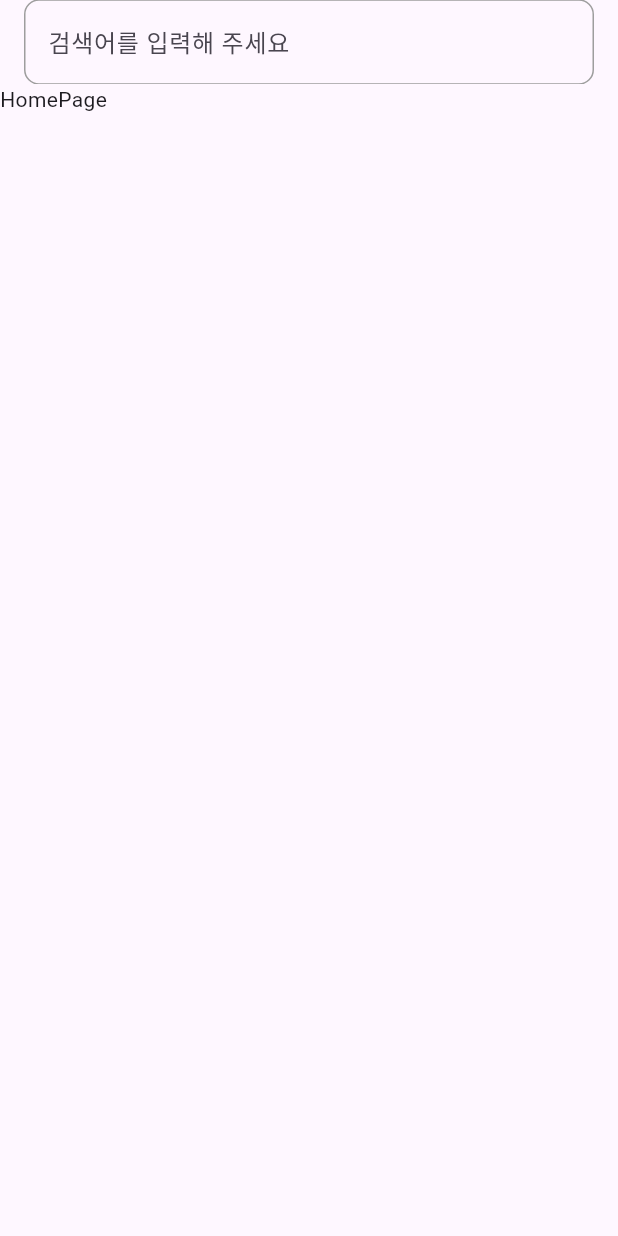
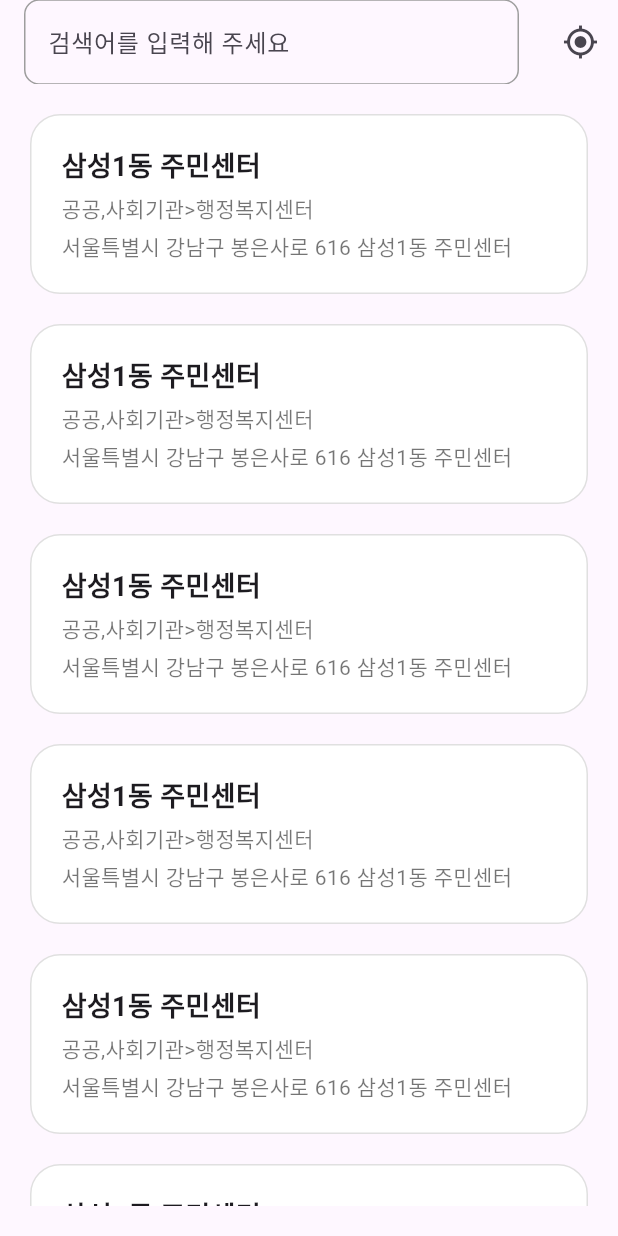
Before and after one commit to idikim/flutter_local_search_app, a Flutter app: the screen it shows after launch, on a phone screen of 412 x 824 dp. Run offline on Flutter 3.47's test engine with Material 3 defaults, Android fonts, the phone set to English and light mode, and no system bars; our stand-ins replace flutter_riverpod.

Commit message:
feat: home list view UI 구현

```diff
--- a/lib/main.dart
+++ b/lib/main.dart
@@ -12,6 +12,7 @@ class MyApp extends StatelessWidget {
   @override
   Widget build(BuildContext context) {
     return MaterialApp(
+      debugShowCheckedModeBanner: false,
       home: HomePage(),
     );
   }
--- a/lib/ui/pages/home/home_page.dart
+++ b/lib/ui/pages/home/home_page.dart
@@ -1,4 +1,5 @@
 import 'package:flutter/material.dart';
+import 'package:flutter_local_search_app/ui/pages/home/widgets/home_list_view.dart';
 
 class HomePage extends StatefulWidget {
   @override
@@ -59,8 +60,25 @@ class _HomePageState extends State<HomePage> {
               ),
             ),
           ),
+          actions: [
+            GestureDetector(
+              onTap: () {},
+              child: Container(
+                width: 50,
+                height: 50,
+                color: Colors.transparent,
+                child: Icon(Icons.gps_fixed),
+              ),
+            )
+          ],
         ),
-        body: Text('HomePage'),
+        body: Padding(
+          padding: EdgeInsets.all(20),
+          child: Column(
+            crossAxisAlignment: CrossAxisAlignment.start,
+            children: [HomeListView()],
+          ),
+        ),
       ),
     );
   }
--- /dev/null
+++ b/lib/ui/pages/home/widgets/home_list_view.dart
@@ -0,0 +1,81 @@
+import 'package:flutter/material.dart';
+import 'package:flutter_local_search_app/ui/pages/detail/detail_page.dart';
+
+class HomeListView extends StatelessWidget {
+  @override
+  Widget build(BuildContext context) {
+    return Expanded(
+      child: ListView.separated(
+        itemCount: 50,
+        separatorBuilder: (context, index) => SizedBox(
+          height: 20,
+        ),
+        itemBuilder: (context, index) {
+          return item();
+        },
+      ),
+    );
+  }
+
+  Widget item() {
+    return Builder(
+      builder: (context) {
+        return GestureDetector(
+          onTap: () {
+            Navigator.push(
+              context,
+              MaterialPageRoute(
+                builder: (context) {
+                  return DetailPage();
+                },
+              ),
+            );
+          },
+          child: SizedBox(
+            height: 120,
+            width: double.infinity,
+            child: Container(
+              width: double.infinity,
+              height: double.infinity,
+              decoration: BoxDecoration(
+                  color: Colors.white,
+                  borderRadius: BorderRadius.circular(20),
+                  border: Border.all(
+                    color: Colors.black12,
+                  )),
+              padding: EdgeInsets.all(20),
+              child: Column(
+                crossAxisAlignment: CrossAxisAlignment.start,
+                children: [
+                  Text(
+                    '삼성1동 주민센터',
+                    style: TextStyle(
+                      fontWeight: FontWeight.bold,
+                      fontSize: 18,
+                    ),
+                  ),
+                  Spacer(),
+                  Text(
+                    '공공,사회기관>행정복지센터',
+                    style: TextStyle(
+                      color: Colors.black54,
+                      fontSize: 14,
+                    ),
+                  ),
+                  Spacer(),
+                  Text(
+                    '서울특별시 강남구 봉은사로 616 삼성1동 주민센터',
+                    style: TextStyle(
+                      color: Colors.black54,
+                      fontSize: 14,
+                    ),
+                  )
+                ],
+              ),
+            ),
+          ),
+        );
+      },
+    );
+  }
+}
```
